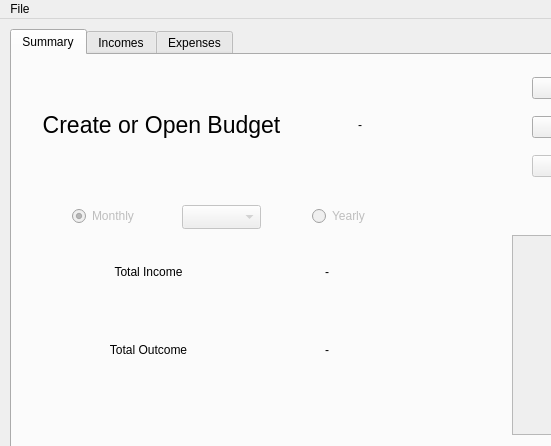
This is mainwindow.ui in MacPiston/HomePot as Qt 5 draws it before an edit; both pictures show x 0 to 551 and y 0 to 446 of the 800 by 600 pixel window. The edited form follows.
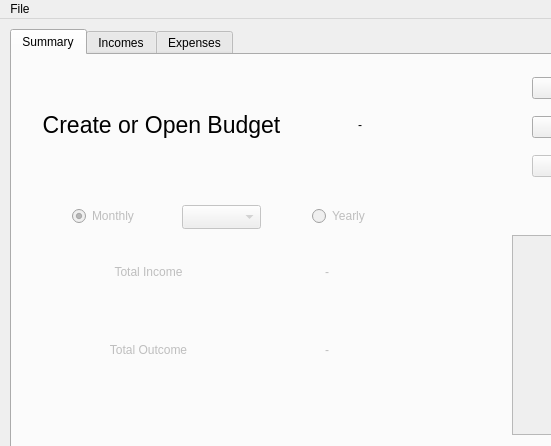
This is the edited form. Custom widgets are drawn as their Qt base class.

Diff of the .ui file:
```diff
--- a/mainwindow.ui
+++ b/mainwindow.ui
@@ -41,7 +41,7 @@
       </property>
       <layout class="QHBoxLayout" name="budgetHorizontalLayout">
        <item>
-        <widget class="QLabel" name="budgetStatusLabel">
+        <widget class="QLabel" name="budgetNameLabel">
          <property name="font">
           <font>
            <pointsize>17</pointsize>
@@ -56,7 +56,7 @@
         </widget>
        </item>
        <item>
-        <widget class="QLabel" name="budgetNameLabel">
+        <widget class="QLabel" name="budgetStatusLabel">
          <property name="frameShape">
           <enum>QFrame::NoFrame</enum>
          </property>
@@ -192,6 +192,9 @@
         <layout class="QHBoxLayout" name="totalIncomeHorizontal">
          <item>
           <widget class="QLabel" name="totalIncome">
+           <property name="enabled">
+            <bool>false</bool>
+           </property>
            <property name="text">
             <string>Total Income</string>
            </property>
@@ -202,6 +205,9 @@
          </item>
          <item>
           <widget class="QLabel" name="totalIncomeValue">
+           <property name="enabled">
+            <bool>false</bool>
+           </property>
            <property name="text">
             <string>-</string>
            </property>
@@ -216,6 +222,9 @@
         <layout class="QHBoxLayout" name="totalExpenseHorizontal">
          <item>
           <widget class="QLabel" name="totalExpense">
+           <property name="enabled">
+            <bool>false</bool>
+           </property>
            <property name="text">
             <string>Total Outcome</string>
            </property>
@@ -226,6 +235,9 @@
          </item>
          <item>
           <widget class="QLabel" name="totalExpenseValue">
+           <property name="enabled">
+            <bool>false</bool>
+           </property>
            <property name="text">
             <string>-</string>
            </property>
```
